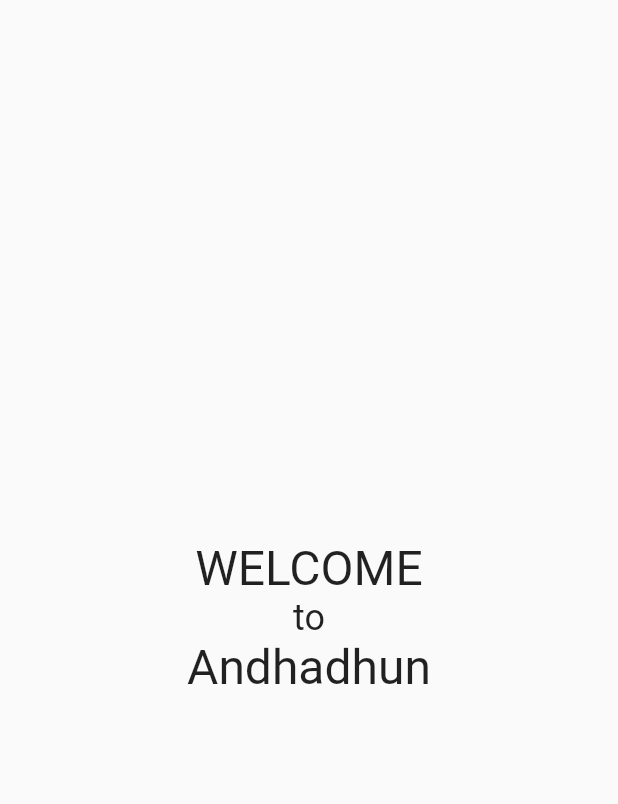
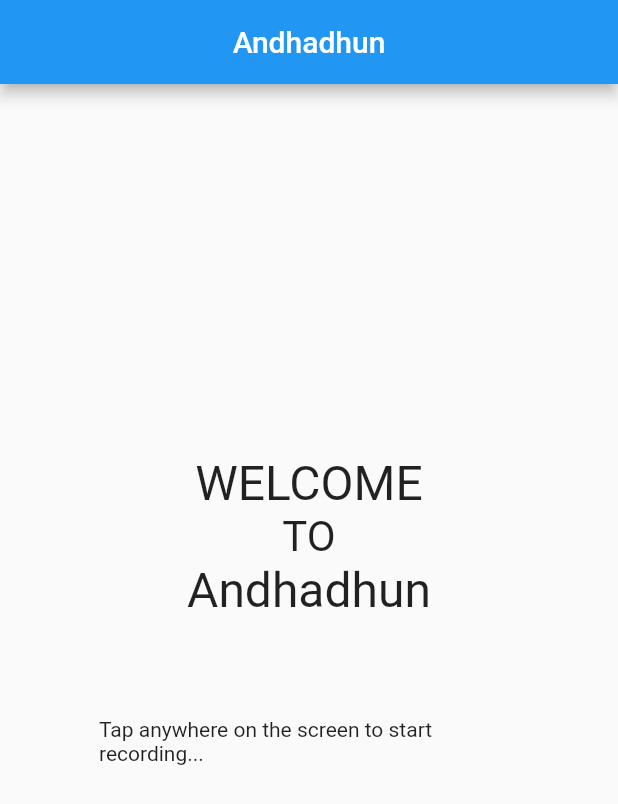
Before and after one commit to tusharbansal22/Andhadhun-app, a Flutter app: the screen it shows after launch, on a phone screen of 412 x 824 dp. Shown: the top 804 px of the screen. Run offline on Flutter 3.47's test engine with Material 2 defaults, Android fonts, the phone set to English and light mode, and no system bars; our stand-ins replace flutter_tts, geolocator, speech_to_text.

Commit message:
finished the speech to text feature

```diff
--- a/lib/main.dart
+++ b/lib/main.dart
@@ -1,6 +1,9 @@
-import 'package:andhadhunapp/screens/home.dart';
+import 'package:andhadhunapp/screens/LocAuth.dart';
 import 'package:andhadhunapp/screens/questions.dart';
 import 'package:flutter/material.dart';
+
+import 'screens/home.dart';
+// import 'screens/trial.dart';
 
 void main() {
   runApp(const MyApp());
@@ -17,6 +20,7 @@
       initialRoute: 'home',
       routes: {
         'home': (context) => Home(),
+        'main_screen': (context) => LocAuth(),
         'questions': (context) => Questions()
       },
     );
--- a/lib/screens/LocAuth.dart
+++ b/lib/screens/LocAuth.dart
@@ -10,39 +10,123 @@
 }
 
 class _LocAuthState extends State<LocAuth> {
+  bool _isListening = false;
+  bool _speechEnabled = false;
+  String _text = '';
   FlutterTts flutterTts = FlutterTts();
-  stt.SpeechToText speech = stt.SpeechToText();
-  Future _speak() async{
-     await flutterTts.speak("Welcome to Andhadhun, you are using this app cause you are blind,lmao");
-     bool available = await speech.initialize();
-     if(available){
-       print('sup');
-       speech.listen( onResult: (h){
-         print(h);
-       });
-     }
+  stt.SpeechToText _speech = stt.SpeechToText();
 
+  // String _text = 'Press the button and start speaking';
+  // SpeechToText _speechToText = SpeechToText();
+  // String _lastWords = '';
+
+  Future _speak() async {
+    await flutterTts.speak(
+        "Welcome to Andhadhun. Hope you have a smooth experience.Tap anywhere on the screen to start recording.");
   }
+
+  // bool available = await speech.initialize();
+  // if (available) {
+  //   print('sup');
+  //   speech.listen(onResult: (h) {
+  //     print(h);
+  //   });
+
+  /// This has to happen only once per app
+  void _initSpeech() async {
+    _speechEnabled = await _speech.initialize();
+    setState(() {});
+  }
+
   @override
   void initState() {
+    super.initState();
     _speak();
-    super.initState();
+    _initSpeech();
   }
+
+  void _startListening() {
+    _speech.listen(
+      onResult: (result) {
+        setState(() {
+          _text = result.recognizedWords;
+        });
+      },
+    );
+    // print("hello");
+    setState(() {
+      _isListening = true;
+    });
+  }
+
+  void _stopListening() {
+    _speech.stop();
+    setState(() {
+      _isListening = false;
+    });
+  }
+
+  @override
   Widget build(BuildContext context) {
     return Scaffold(
-        body:Container(
-          width:double.infinity,
-          child: Column(
-
-            mainAxisAlignment: MainAxisAlignment.center,
-            crossAxisAlignment: CrossAxisAlignment.center,
-            children: [
-              Text("WELCOME",style: TextStyle(fontSize: 32),),
-              Text("to",style: TextStyle(fontSize: 24),),
-              Text("Andhadhun",style: TextStyle(fontSize: 32),),
-            ],
+      appBar: AppBar(
+        title: Text('Andhadhun'),
+        centerTitle: true,
+      ),
+      body: Center(
+        child: Container(
+          alignment: Alignment.center,
+          height: 500,
+          width: double.infinity,
+          child: GestureDetector(
+            onTap: () {
+              if (!_isListening) {
+                _startListening();
+              } else {
+                _stopListening();
+              }
+            },
+            child: Column(
+              mainAxisAlignment: MainAxisAlignment.center,
+              crossAxisAlignment: CrossAxisAlignment.center,
+              children: [
+                Text(
+                  "WELCOME",
+                  style: TextStyle(fontSize: 32),
+                ),
+                Text(
+                  "TO",
+                  style: TextStyle(fontSize: 28),
+                ),
+                Text(
+                  "Andhadhun",
+                  style: TextStyle(fontSize: 32),
+                ),
+                Center(
+                  child: Expanded(
+                    child: Container(
+                      margin: EdgeInsets.all(50),
+                      padding: EdgeInsets.all(16),
+                      child: Text(
+                        // If listening is active show the recognized words
+                        _speech.isListening
+                            ? '$_text'
+                            // If listening isn't active but could be tell the user
+                            // how to start it, otherwise indicate that speech
+                            // recognition is not yet ready or not supported on
+                            // the target device
+                            : _speechEnabled
+                                ? 'Tap anywhere on the screen to start recording...'
+                                : 'Speech not available',
+                      ),
+                    ),
+                  ),
+                ),
+              ],
+            ),
           ),
-        )
-        );
+        ),
+      ),
+    );
   }
 }
--- a/lib/screens/home.dart
+++ b/lib/screens/home.dart
@@ -1,9 +1,7 @@
+import 'package:andhadhunapp/screens/LocAuth.dart';
 import 'package:andhadhunapp/services/location.dart';
 import 'package:flutter/material.dart';
 import 'package:flutter_tts/flutter_tts.dart';
-import 'package:geolocator/geolocator.dart';
-
-import 'LocAuth.dart';
 
 class Home extends StatefulWidget {
   const Home({Key? key}) : super(key: key);
@@ -13,26 +11,26 @@
 }
 
 class _HomeState extends State<Home> {
-  void getUserLocation() async {
+  void getCurrentPosition() async {
     var userLocation = await UserLocation().determinePosition();
     print(userLocation);
   }
 
   FlutterTts flutterTts = FlutterTts();
-  Future<Position> _getCurrentPosition() async {
-    Position position = await Geolocator.getCurrentPosition(
-        desiredAccuracy: LocationAccuracy.high);
-    var lat = position.latitude;
-    var long = position.longitude;
-    print(lat);
-    // TODO: Use http package to send api call to server
-    return position;
-  }
+  // Future<Position> _getCurrentPosition() async {
+  //   Position position = await Geolocator.getCurrentPosition(
+  //       desiredAccuracy: LocationAccuracy.high);
+  //   var lat = position.latitude;
+  //   var long = position.longitude;
+  //   print(lat);
+  //   // TODO: Use http package to send api call to server
+  //   return position;
+  // }
 
   @override
   void initState() {
     super.initState();
-    getUserLocation();
+    getCurrentPosition();
   }
 
   @override
@@ -44,16 +42,18 @@
     //     : Scaffold(
     //         body: Text('Location not found'),
     //       );
-    return (_getCurrentPosition() != _getCurrentPosition())
-        ? LocAuth()
-        : Scaffold(
-            appBar: AppBar(
-              title: Text('Andadhun'),
-            ),
-            body: Container(
-              child: Text('This is the body'),
-            ),
-          );
+    return LocAuth();
+    // return Scaffold(
+    //   appBar: AppBar(
+    //     title: Text('Andhadhun'),
+    //     centerTitle: true,
+    //   ),
+    //   body: ElevatedButton(
+    //       onPressed: () {
+    //         Navigator.pushNamed(context, "main_screen");
+    //       },
+    //       child: Text('hello')),
+    // );
   }
 }
 
--- a/lib/services/location.dart
+++ b/lib/services/location.dart
@@ -40,7 +40,7 @@
 
     // When we reach here, permissions are granted and we can
     // continue accessing the position of the device.
-    print("hello");
+    // print("hello");
     return await Geolocator.getCurrentPosition(
         desiredAccuracy: LocationAccuracy.high);
   }
```
Also changed, not shown: 3 other files.
